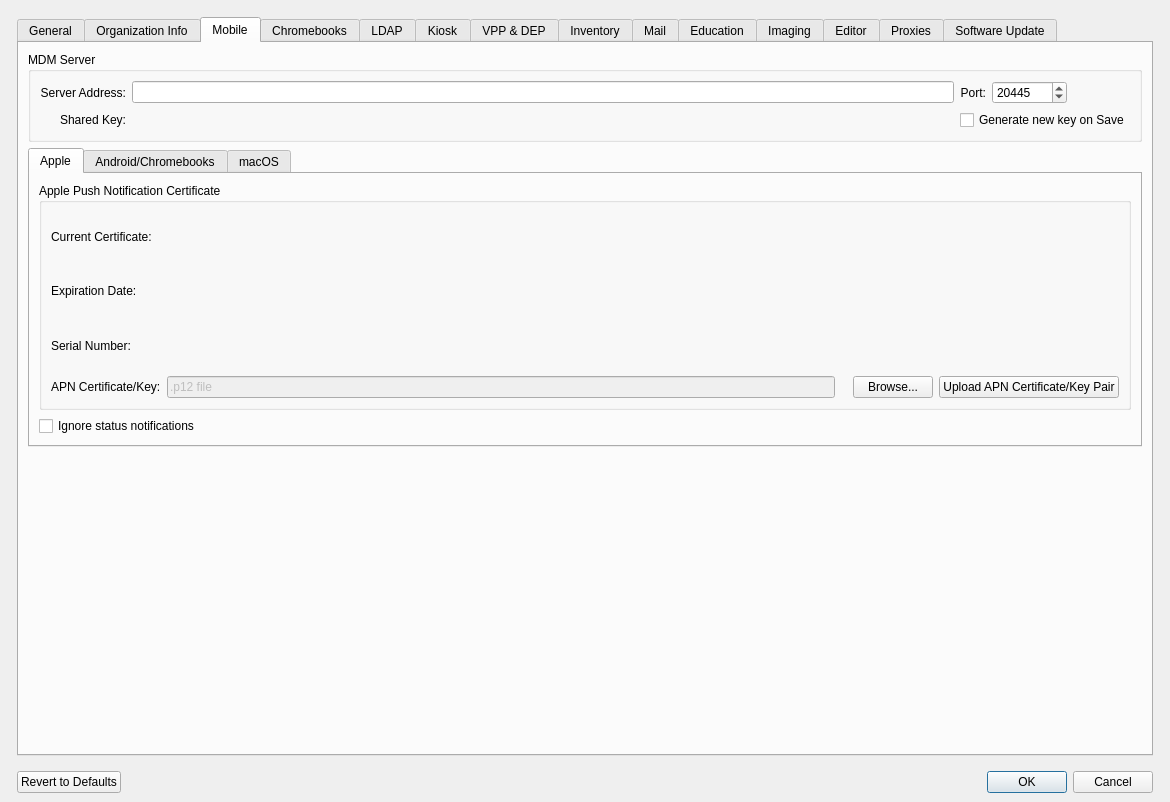
Old version of the form FWAdminLib/Preferences/WinAdminPrefDlg.ui in the repository fw-dev/translations.
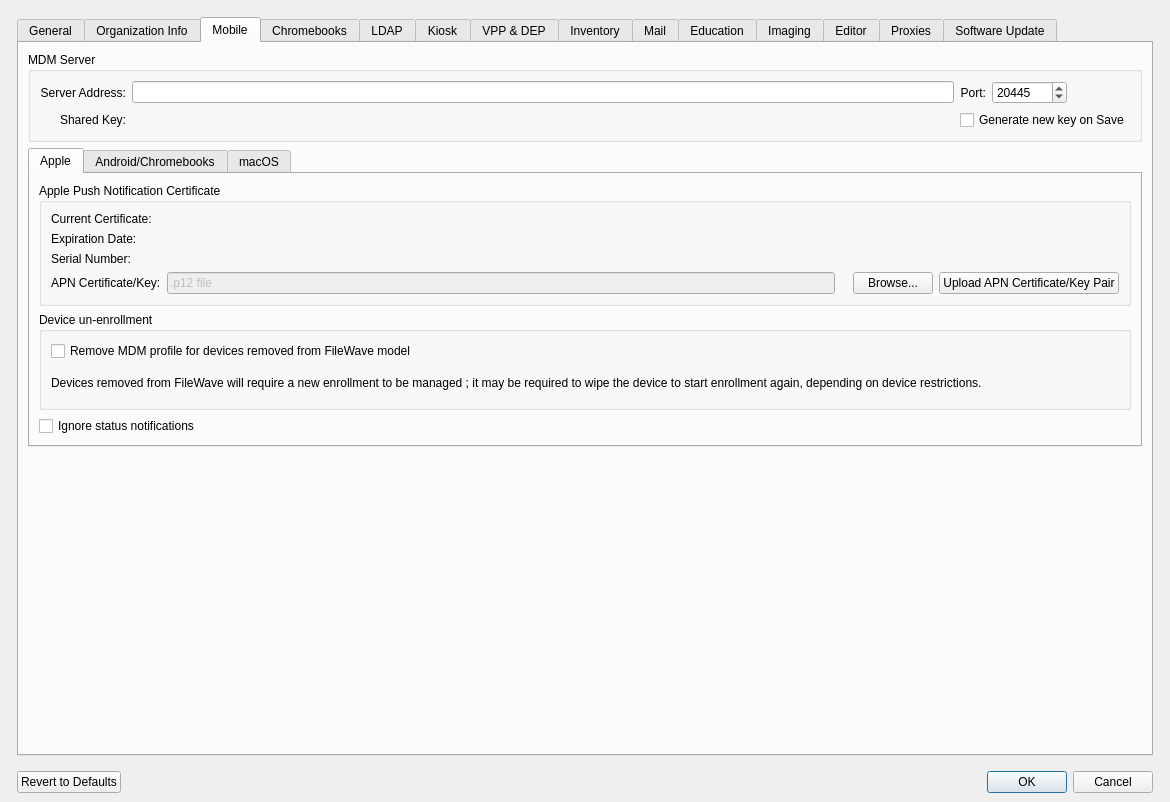
New version of the form. The open tabs and pages were chosen to show the change. Custom widgets are drawn as their Qt base class.

```diff
--- a/FWAdminLib/Preferences/WinAdminPrefDlg.ui
+++ b/FWAdminLib/Preferences/WinAdminPrefDlg.ui
@@ -534,6 +534,38 @@
                 </layout>
                </widget>
               </item>
+              <item>
+               <widget class="QGroupBox" name="groupBox_3">
+                <property name="title">
+                 <string>Device un-enrollment</string>
+                </property>
+                <layout class="QVBoxLayout" name="verticalLayout_12">
+                 <item>
+                  <widget class="QCheckBox" name="removeMDMProfileCheckBox">
+                   <property name="text">
+                    <string>Remove MDM profile for devices removed from FileWave model</string>
+                   </property>
+                  </widget>
+                 </item>
+                 <item>
+                  <widget class="QLabel" name="label_3">
+                   <property name="maximumSize">
+                    <size>
+                     <width>16777215</width>
+                     <height>16777215</height>
+                    </size>
+                   </property>
+                   <property name="text">
+                    <string>Devices removed from FileWave will require a new enrollment to be managed ; it may be required to wipe the device to start enrollment again, depending on device restrictions.</string>
+                   </property>
+                   <property name="wordWrap">
+                    <bool>true</bool>
+                   </property>
+                  </widget>
+                 </item>
+                </layout>
+               </widget>
+              </item>
               <item>
                <widget class="QCheckBox" name="ignoreAPNStatusNotifications">
                 <property name="text">
```
